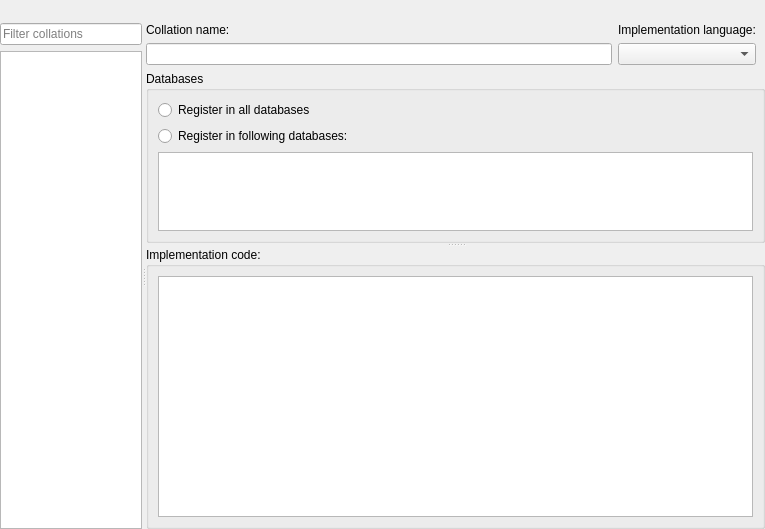
The window that SQLiteStudio3/guiSQLiteStudio/windows/collationseditor.ui (pawelsalawa/sqlitestudio) describes before a commit, drawn with Qt 5.
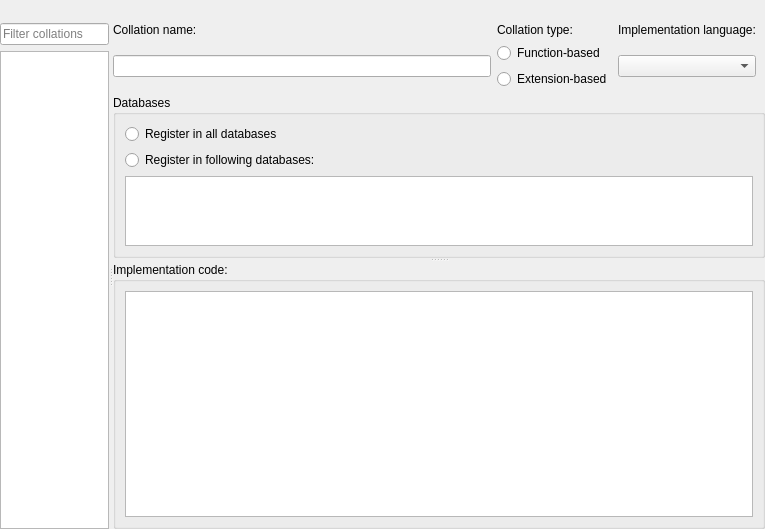
The same window after the commit.

Commit message: Support for extension-based collations in the Collations editor

What changed in the file:
```diff
--- a/SQLiteStudio3/guiSQLiteStudio/windows/collationseditor.ui
+++ b/SQLiteStudio3/guiSQLiteStudio/windows/collationseditor.ui
@@ -203,13 +203,38 @@
               <widget class="QLineEdit" name="nameEdit"/>
              </item>
              <item row="0" column="1">
+              <widget class="QLabel" name="typeLabel">
+               <property name="text">
+                <string>Collation type:</string>
+               </property>
+              </widget>
+             </item>
+             <item row="1" column="1">
+              <layout class="QVBoxLayout" name="verticalLayout_6">
+               <item>
+                <widget class="QRadioButton" name="functionBasedRadio">
+                 <property name="text">
+                  <string>Function-based</string>
+                 </property>
+                </widget>
+               </item>
+               <item>
+                <widget class="QRadioButton" name="extensionBasedRadio">
+                 <property name="text">
+                  <string>Extension-based</string>
+                 </property>
+                </widget>
+               </item>
+              </layout>
+             </item>
+             <item row="0" column="2">
               <widget class="QLabel" name="langLabel">
                <property name="text">
                 <string>Implementation language:</string>
                </property>
               </widget>
              </item>
-             <item row="1" column="1">
+             <item row="1" column="2">
               <widget class="QComboBox" name="langCombo"/>
              </item>
             </layout>
```
The commit also changes 8 other files.
